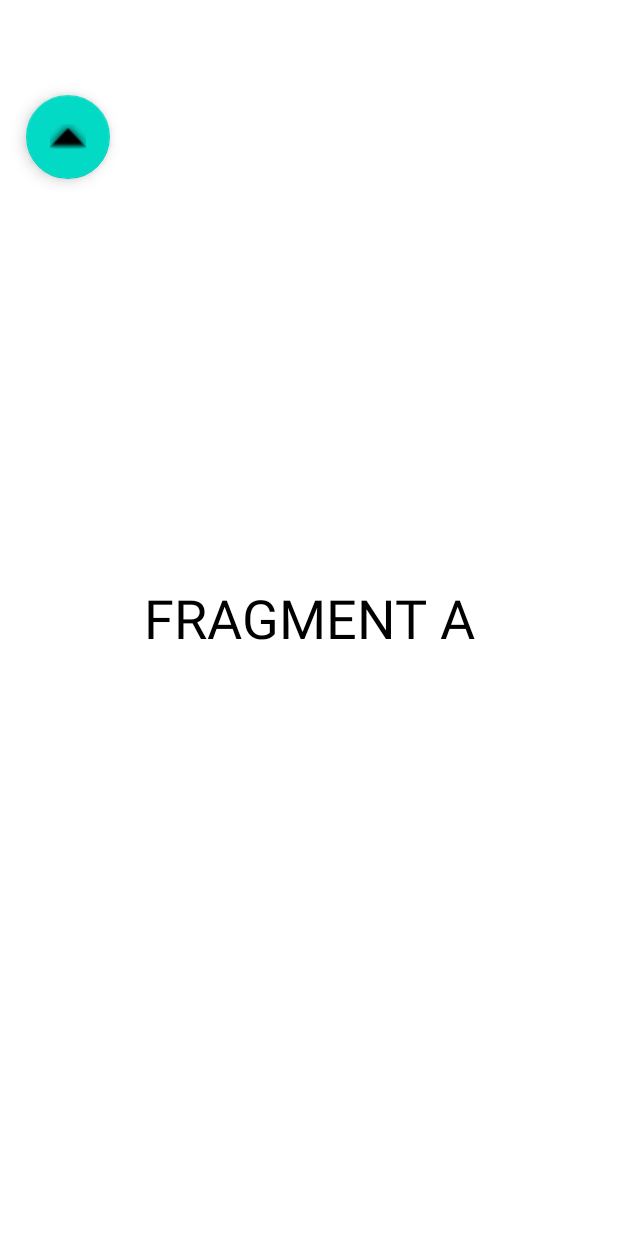
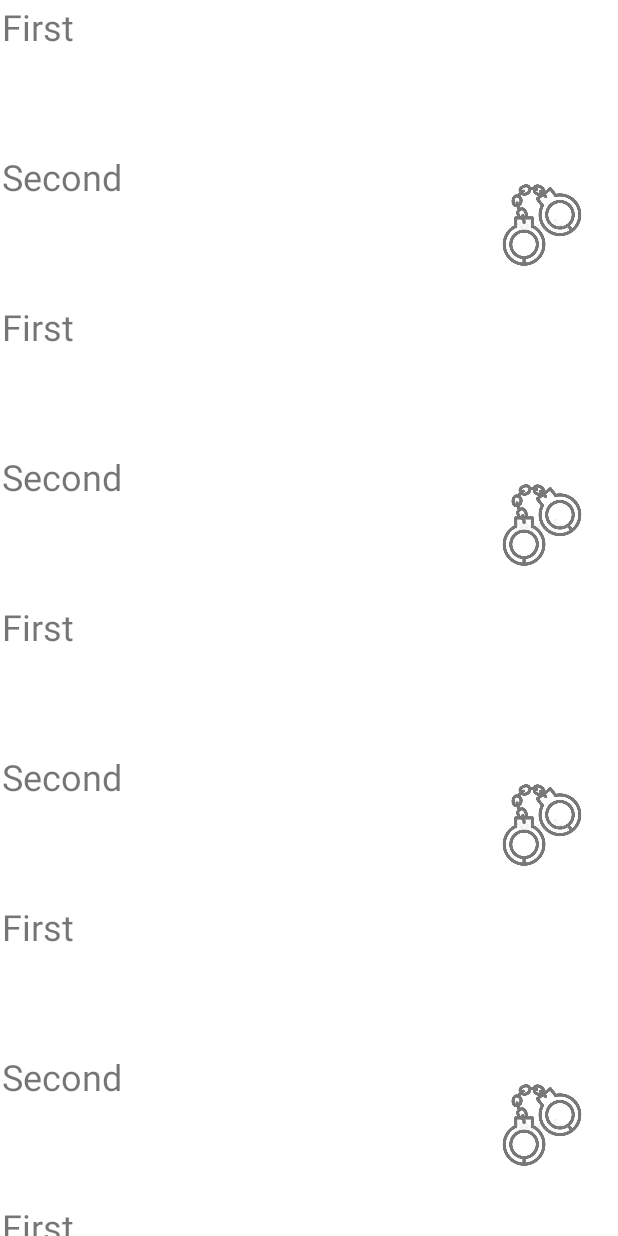
Before and after one commit to dszulik/PUM, an Android app: the screen it shows after launch (MainActivity), on a phone screen of 412 x 824 dp. Run offline under Robolectric (Android 15) with nearby library versions, the phone set to English and light mode, and no system bars.

Commit message:
RecycleView is working

```diff
--- /dev/null
+++ b/StudentCrime/app/src/main/java/com/example/studentcrime/Crime.kt
@@ -0,0 +1,8 @@
+package com.example.studentcrime
+
+class Crime (
+    val title: String,
+    val content: String,
+    val index: String,
+    val solved: Boolean,
+)
--- a/StudentCrime/app/src/main/java/com/example/studentcrime/CrimeListAdapter.kt
+++ b/StudentCrime/app/src/main/java/com/example/studentcrime/CrimeListAdapter.kt
@@ -3,31 +3,26 @@ package com.example.studentcrime
 import android.view.LayoutInflater
 import android.view.View
 import android.view.ViewGroup
+import android.widget.ImageView
 import android.widget.TextView
 import androidx.recyclerview.widget.RecyclerView
 
-class CrimeListAdapter(private val context: ListFragment, private val wordList: MutableList<String>) : RecyclerView.Adapter<CrimeListAdapter.CrimeListViewHolder>(){
+class CrimeListAdapter(private val crimesList: List<Crime>) : RecyclerView.Adapter<CrimeListAdapter.CrimeListViewHolder>(){
 
-    override fun onCreateViewHolder(
-        parent: ViewGroup,
-        viewType: Int
-    ): CrimeListAdapter.CrimeListViewHolder {
-        return CrimeListViewHolder(
-            LayoutInflater.from(parent.context).inflate(
-                R.layout.fragment_list,
-                parent,
-                false))
+    override fun onCreateViewHolder(parent: ViewGroup, viewType: Int): CrimeListAdapter.CrimeListViewHolder {
+        return CrimeListViewHolder(LayoutInflater.from(parent.context).inflate(R.layout.crime_list_item, parent, false))
     }
 
     override fun onBindViewHolder(holder: CrimeListViewHolder, position: Int) {
-        val word = wordList[position]
-        holder.word.text = word
+        holder.title.text = crimesList[position].title
+        holder.image.visibility = if(crimesList[position].solved) View.VISIBLE else View.INVISIBLE
     }
 
-    override fun getItemCount() = wordList.size
+    override fun getItemCount() = crimesList.size
 
 
     class CrimeListViewHolder(itemView: View) : RecyclerView.ViewHolder(itemView) {
-        val word: TextView = itemView.findViewById((R.id.singleWord))
+        val title: TextView = itemView.findViewById(R.id.title)
+        val image: ImageView = itemView.findViewById(R.id.isSolved)
     }
 }
--- a/StudentCrime/app/src/main/java/com/example/studentcrime/DetailFragment.kt
+++ b/StudentCrime/app/src/main/java/com/example/studentcrime/DetailFragment.kt
@@ -23,7 +23,7 @@ class DetailFragment : Fragment() {
         view.findViewById<TextView>(R.id.textViewB).text = arguments?.getInt("key").toString()
 
         view.findViewById<FloatingActionButton>(R.id.fabB).setOnClickListener {
-            val action = DetailFragmentDirections.toFragmentA()
+            val action = DetailFragmentDirections.toFragmentList()
             Navigation.findNavController(view).navigate(action)
         }
 
--- a/StudentCrime/app/src/main/java/com/example/studentcrime/ListFragment.kt
+++ b/StudentCrime/app/src/main/java/com/example/studentcrime/ListFragment.kt
@@ -1,35 +1,43 @@
 package com.example.studentcrime
 
-import android.annotation.SuppressLint
 import android.os.Bundle
 import android.view.LayoutInflater
 import android.view.View
 import android.view.ViewGroup
 import androidx.fragment.app.Fragment
-import androidx.navigation.Navigation
+import androidx.recyclerview.widget.LinearLayoutManager
 import androidx.recyclerview.widget.RecyclerView
-import com.google.android.material.floatingactionbutton.FloatingActionButton
 
 /**
  * A simple [Fragment] subclass as the default destination in the navigation.
  */
 class ListFragment : Fragment() {
 
-    @SuppressLint("MissingInflatedId")
+    private val crimeList = listOf(
+        Crime("First", "dont know yet", "123456", false),
+        Crime("Second", "still dont know", "234567", true),
+        Crime("First", "dont know yet", "345678", false),
+        Crime("Second", "still dont know", "456789", true),
+        Crime("First", "dont know yet", "567890", false),
+        Crime("Second", "still dont know", "678901", true),
+        Crime("First", "dont know yet", "135792", false),
+        Crime("Second", "still dont know", "124578", true),
+        Crime("First", "dont know yet", "975310", false),
+        Crime("Second", "still dont know", "124568", true),
+    )
+
     override fun onCreateView(
         inflater: LayoutInflater, container: ViewGroup?,
         savedInstanceState: Bundle?
     ): View? {
-        val view = inflater.inflate(R.layout.fragment_list, container, false)
+        return inflater.inflate(R.layout.fragment_list, container, false)
+    }
 
-        view.findViewById<FloatingActionButton>(R.id.fabA).setOnClickListener {
-            //val action = FragmentADirections.toFragmentB()
+    override fun onViewCreated(view: View, savedInstanceState: Bundle?) {
+        super.onViewCreated(view, savedInstanceState)
+        val recyclerView: RecyclerView = view.findViewById(R.id.recyclerView)
+        recyclerView.layoutManager = LinearLayoutManager(context)
+        recyclerView.adapter = CrimeListAdapter(crimeList)
+    }
 
-            val args = Bundle()
-            args.putInt("key", 5)
-            Navigation.findNavController(view).navigate(R.id.to_fragmentB, args)
-        }
-
-        return view
-    }
 }
--- a/StudentCrime/app/src/main/res/layout/activity_main.xml
+++ b/StudentCrime/app/src/main/res/layout/activity_main.xml
@@ -1,21 +1,17 @@
 <?xml version="1.0" encoding="utf-8"?>
-<androidx.constraintlayout.widget.ConstraintLayout xmlns:android="http://schemas.android.com/apk/res/android"
+<FrameLayout xmlns:android="http://schemas.android.com/apk/res/android"
+    xmlns:tools="http://schemas.android.com/tools"
     xmlns:app="http://schemas.android.com/apk/res-auto"
-    xmlns:tools="http://schemas.android.com/tools"
     android:layout_width="match_parent"
     android:layout_height="match_parent"
     tools:context=".MainActivity">
 
     <androidx.fragment.app.FragmentContainerView
-        android:id="@+id/fragmentContainerView"
+        android:id="@+id/nav_host_fragment"
         android:name="androidx.navigation.fragment.NavHostFragment"
-        android:layout_width="409dp"
-        android:layout_height="729dp"
+        android:layout_width="match_parent"
+        android:layout_height="match_parent"
         app:defaultNavHost="true"
-        app:layout_constraintBottom_toBottomOf="parent"
-        app:layout_constraintEnd_toEndOf="parent"
-        app:layout_constraintStart_toStartOf="parent"
-        app:layout_constraintTop_toTopOf="parent"
-        app:navGraph="@navigation/navigation" />
+        app:navGraph="@navigation/navigation"/>
 
-</androidx.constraintlayout.widget.ConstraintLayout>
+</FrameLayout>
--- a/StudentCrime/app/src/main/res/layout/crime_list_item.xml
+++ b/StudentCrime/app/src/main/res/layout/crime_list_item.xml
@@ -1,14 +1,20 @@
 <?xml version="1.0" encoding="utf-8"?>
-<LinearLayout
-    xmlns:android="http://schemas.android.com/apk/res/android"
+<LinearLayout xmlns:android="http://schemas.android.com/apk/res/android"
     android:layout_width="match_parent"
+    android:layout_height="wrap_content"
     android:orientation="horizontal"
-    android:layout_height="wrap_content">
+    android:padding="1dp">
 
     <TextView
-        android:id="@+id/singleWord"
-        android:layout_width="match_parent"
-        android:layout_height="wrap_content"
-        android:textSize="24sp"/>
+        android:id="@+id/title"
+        android:layout_width="309dp"
+        android:layout_height="90dp"
+        android:textSize="24sp" />
+
+    <ImageView
+        android:id="@+id/isSolved"
+        android:layout_width="101dp"
+        android:layout_height="97dp"
+        android:src='@drawable/solved' />
 
 </LinearLayout>
--- a/StudentCrime/app/src/main/res/layout/fragment_detail.xml
+++ b/StudentCrime/app/src/main/res/layout/fragment_detail.xml
@@ -23,4 +23,4 @@
         android:clickable="true"
         android:src="@android:drawable/arrow_up_float"
         android:contentDescription="FAB" />
-    </FrameLayout>
+</FrameLayout>
--- a/StudentCrime/app/src/main/res/layout/fragment_list.xml
+++ b/StudentCrime/app/src/main/res/layout/fragment_list.xml
@@ -1,25 +1,32 @@
 <?xml version="1.0" encoding="utf-8"?>
-    <FrameLayout xmlns:android="http://schemas.android.com/apk/res/android"
+<FrameLayout xmlns:android="http://schemas.android.com/apk/res/android"
     xmlns:tools="http://schemas.android.com/tools"
     android:layout_width="match_parent"
     android:layout_height="match_parent"
     tools:context=".ListFragment">
 
-<TextView
-    android:layout_width="match_parent"
-    android:layout_height="match_parent"
-    android:text="FRAGMENT A"
-    android:textColor="@color/black"
-    android:textSize="36sp"
-    android:layout_gravity="center_horizontal"
-    android:gravity="center"/>
+<!--    <TextView-->
+<!--        android:layout_width="match_parent"-->
+<!--        android:layout_height="match_parent"-->
+<!--        android:text="FRAGMENT A"-->
+<!--        android:textColor="@color/black"-->
+<!--        android:textSize="36sp"-->
+<!--        android:layout_gravity="center_horizontal"-->
+<!--        android:gravity="center"/>-->
 
-<com.google.android.material.floatingactionbutton.FloatingActionButton
-android:id="@+id/fabA"
-android:layout_width="wrap_content"
-android:layout_height="wrap_content"
-android:layout_margin="16dp"
-android:clickable="true"
-android:src="@android:drawable/arrow_up_float"
-android:contentDescription="FAB" />
-    </FrameLayout>
+<!--    <com.google.android.material.floatingactionbutton.FloatingActionButton-->
+<!--        android:id="@+id/fabA"-->
+<!--        android:layout_width="wrap_content"-->
+<!--        android:layout_height="wrap_content"-->
+<!--        android:layout_margin="16dp"-->
+<!--        android:clickable="true"-->
+<!--        android:src="@android:drawable/arrow_up_float"-->
+<!--        android:contentDescription="FAB" />-->
+
+    <androidx.recyclerview.widget.RecyclerView
+        android:id="@+id/recyclerView"
+        android:layout_width="match_parent"
+        android:layout_height="wrap_content" />
+
+
+</FrameLayout>
--- a/StudentCrime/app/src/main/res/navigation/navigation.xml
+++ b/StudentCrime/app/src/main/res/navigation/navigation.xml
@@ -3,24 +3,24 @@
     xmlns:app="http://schemas.android.com/apk/res-auto"
     xmlns:tools="http://schemas.android.com/tools"
     android:id="@+id/navigation"
-    app:startDestination="@id/fragmentA">
+    app:startDestination="@id/fragmentList">
 
     <fragment
-        android:id="@+id/fragmentA"
+        android:id="@+id/fragmentList"
         android:name="com.example.studentcrime.ListFragment"
-        android:label="fragment_a"
+        android:label="fragment_list"
         tools:layout="@layout/fragment_list" >
         <action
-            android:id="@+id/to_fragmentB"
-            app:destination="@id/fragmentB" />
+            android:id="@+id/to_fragmentDetail"
+            app:destination="@id/fragmentDetail" />
         </fragment>
         <fragment
-            android:id="@+id/fragmentB"
+            android:id="@+id/fragmentDetail"
             android:name="com.example.studentcrime.DetailFragment"
-            android:label="fragment_b"
+            android:label="fragment_detail"
             tools:layout="@layout/fragment_detail" >
             <action
-                android:id="@+id/to_fragmentA"
-                app:destination="@id/fragmentA" />
+                android:id="@+id/to_fragmentList"
+                app:destination="@id/fragmentList" />
             </fragment>
             </navigation>
```
Also changed, not shown: StudentCrime/app/src/main/res/drawable/solved.jpg (added).
